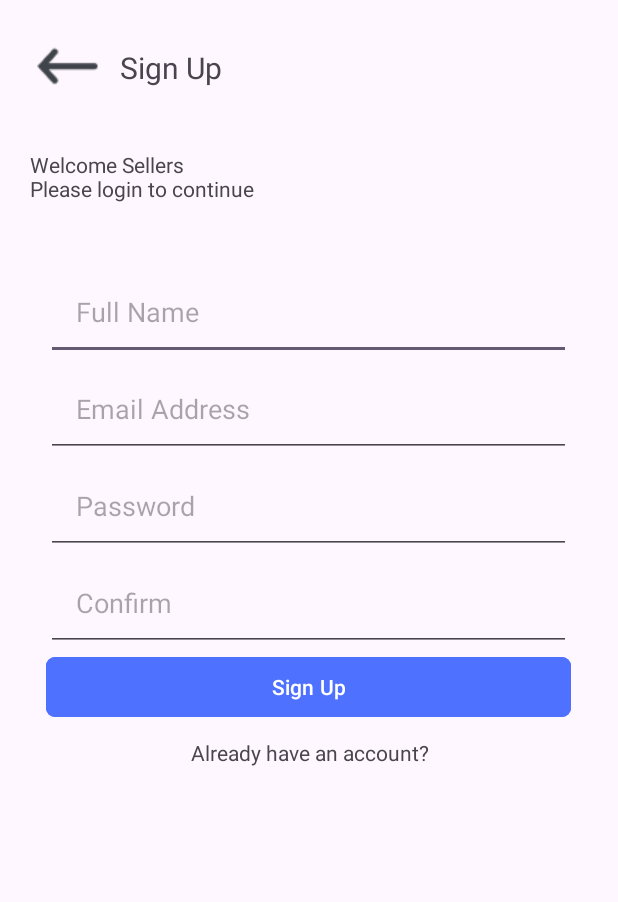
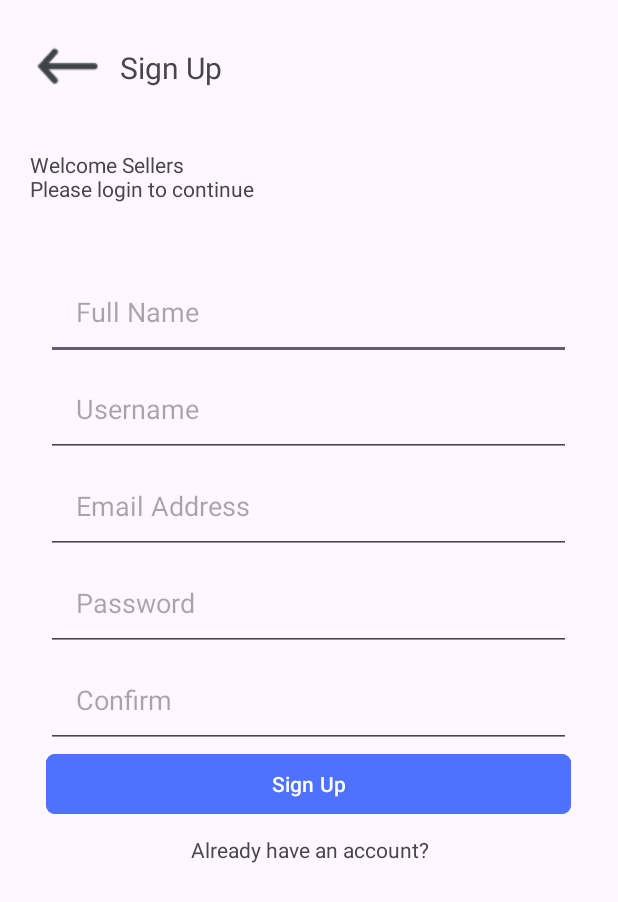
Before and after one commit to Christiannaira/my_mini_brain, an Android app: the RegisterActivity screen opened directly, with no data from a screen before it, after a tap on "Sign Up", on a phone screen of 412 x 824 dp. Shown: the top 902 px of the screen. Run offline under Robolectric (Android 15) with nearby library versions, the phone set to English and light mode, and no system bars.

Commit message:
fix: changed the version of my database

```diff
--- a/app/src/main/java/com/example/myminibrain/DatabaseHelper.java
+++ b/app/src/main/java/com/example/myminibrain/DatabaseHelper.java
@@ -22,12 +22,12 @@ public class DatabaseHelper extends SQLiteOpenHelper {
 
 
     public DatabaseHelper(@Nullable Context context) {
-        super(context, database_name, null, 1);
+        super(context, database_name, null, 2);
     }
 
     @Override
     public void onCreate(SQLiteDatabase db) {
-        db.execSQL("CREATE TABLE " + usertable_name + "(user_id INTEGER PRIMARY KEY AUTOINCREMENT, username VARCHAR(255), email VARCHAR(255), password VARCHAR(255), type VARCHAR(255))");
+        db.execSQL("CREATE TABLE " + usertable_name + "(user_id INTEGER PRIMARY KEY AUTOINCREMENT, fullname VARCHAR(255), username VARCHAR(255), email VARCHAR(255), password VARCHAR(255), type VARCHAR(255))");
         db.execSQL("CREATE TABLE " + coursetable_name + "(course_id INTEGER PRIMARY KEY AUTOINCREMENT, course_name VARCHAR(255), course_category VARCHAR(255), courseSeller_id INTEGER)");
         db.execSQL("CREATE TABLE " + inventorytable_name + "(inventory_id INTEGER PRIMARY KEY AUTOINCREMENT, courseSelected_id INTEGER, courseSeller_id INTEGER, course_category VARCHAR(255))");
         db.execSQL("CREATE TABLE " + transactiontable_name + "(transaction_id INTEGER PRIMARY KEY AUTOINCREMENT, transaction_reciept VARCHAR(255), transaction_buyerId INTEGER, transaction_sellerId INTEGER)");
@@ -40,13 +40,15 @@ public class DatabaseHelper extends SQLiteOpenHelper {
         db.execSQL("DROP TABLE IF EXISTS " + coursetable_name);
         db.execSQL("DROP TABLE IF EXISTS " + inventorytable_name);
         db.execSQL("DROP TABLE IF EXISTS " + transactiontable_name);
+        onCreate(db);
     }
 
-    public boolean insertUser(String username, String email, String password, String type) {
+    public boolean insertUser(String username, String email, String password, String type, String fullname) {
 
         SQLiteDatabase db = this.getWritableDatabase();
         ContentValues cv = new ContentValues();
 
+        cv.put("fullname", fullname);
         cv.put("username", username);
         cv.put("email", email);
         cv.put("password", password);
--- a/app/src/main/java/com/example/myminibrain/RegisterActivity.java
+++ b/app/src/main/java/com/example/myminibrain/RegisterActivity.java
@@ -49,14 +49,15 @@ public class RegisterActivity extends AppCompatActivity {
         binding.signupBtn.setOnClickListener(new View.OnClickListener() {
             @Override
             public void onClick(View v) {
-                String registerName = binding.registerName.getText().toString();
+                String registerFullName = binding.registerName.getText().toString();
+                String registerUserName = binding.registerUsername.getText().toString();
                 String registerEmail = binding.registerEmail.getText().toString();
                 String registerPassword = binding.registerPassword.getText().toString();
                 String registerConfirm = binding.registerConfirm.getText().toString();
 
                 String userType = getIntent().getStringExtra("type");
 
-                if (registerName.isEmpty() || registerEmail.isEmpty() || registerPassword.isEmpty() || registerConfirm.isEmpty()) {
+                if (registerFullName.isEmpty() || registerUserName.isEmpty() || registerEmail.isEmpty() || registerPassword.isEmpty() || registerConfirm.isEmpty()) {
                     Toast.makeText(getApplicationContext(), "Field must not be empty", Toast.LENGTH_SHORT).show();
                 } else {
 
@@ -65,7 +66,7 @@ public class RegisterActivity extends AppCompatActivity {
                     } else {
                         Toast.makeText(getApplicationContext(), "Logged In", Toast.LENGTH_SHORT).show();
 
-                        registerAccount(registerName, registerEmail, registerPassword, userType);
+                        registerAccount(registerUserName, registerEmail, registerPassword, userType, registerFullName);
 
                     }
 
@@ -92,9 +93,9 @@ public class RegisterActivity extends AppCompatActivity {
         });
     }
 
-    public void registerAccount(String username, String email, String password, String type) {
+    public void registerAccount(String username, String email, String password, String type, String fullname) {
 
-        boolean registerAccount = my_database.insertUser(username, email, password, type);
+        boolean registerAccount = my_database.insertUser(username, email, password, type, fullname);
 
         if (registerAccount) {
             Toast.makeText(getApplicationContext(), "Account Registered Successfully", Toast.LENGTH_SHORT).show();
--- a/app/src/main/res/layout/activity_register.xml
+++ b/app/src/main/res/layout/activity_register.xml
@@ -64,6 +64,16 @@
                 />
 
             <EditText
+                android:id="@+id/register_username"
+                android:layout_width="350dp"
+                android:layout_height="wrap_content"
+                android:hint="@string/register_username"
+                android:inputType="text"
+                android:layout_gravity="center"
+                android:padding="20dp"
+                />
+
+            <EditText
                 android:id="@+id/register_email"
                 android:layout_width="350dp"
                 android:layout_height="wrap_content"
--- a/app/src/main/res/values/strings.xml
+++ b/app/src/main/res/values/strings.xml
@@ -12,6 +12,7 @@
     <string name="login_label">Log in</string>
     <string name="signup_description">Welcome Sellers\nPlease login to continue</string>
     <string name="register_name">Full Name</string>
+    <string name="register_username">Username</string>
     <string name="register_email">Email Address</string>
     <string name="register_password">Password</string>
     <string name="register_confirm">Confirm</string>
```
